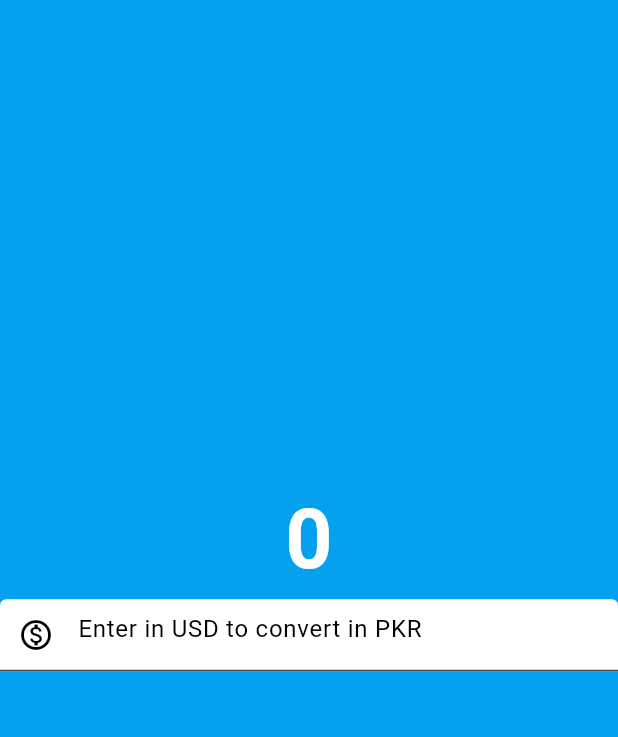
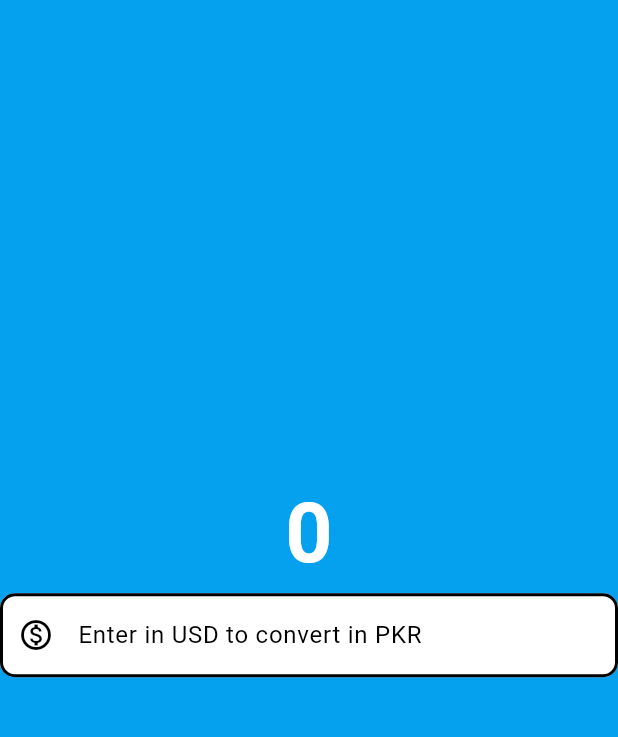
Before and after one commit to aneesanwaar/Currency_Converter_App, a Flutter app: the screen it shows after launch, on a phone screen of 412 x 824 dp, the part 84-821 px from its top. Run offline on Flutter 3.47's test engine with Material 3 defaults, Android fonts, the phone set to English and light mode, and no system bars.

Commit message:
Border Function

```diff
--- a/lib/currency_converter.dart
+++ b/lib/currency_converter.dart
@@ -5,6 +5,11 @@ class CurrencyConverter extends StatelessWidget {
 
   @override
   Widget build(BuildContext context) {
+    final border = OutlineInputBorder(
+      borderSide: BorderSide(width: 2.0, style: BorderStyle.solid),
+      borderRadius: BorderRadius.all(Radius.circular(10)),
+    );
+
     return Scaffold(
       backgroundColor: const Color.fromARGB(255, 5, 160, 238),
       appBar: AppBar(
@@ -32,12 +37,11 @@ class CurrencyConverter extends StatelessWidget {
                 prefixIconColor: Colors.black,
                 filled: true,
                 fillColor: Colors.white,
-                focusedBorder: OutlineInputBorder(
-                  borderSide: BorderSide(width: 2.0, style: BorderStyle.solid),
-                  borderRadius: BorderRadius.all(Radius.circular(60))
-                  ),
+                focusedBorder: border,
+
+                enabledBorder: border,
+
                 ),
-
               ),
 
           ],
```
